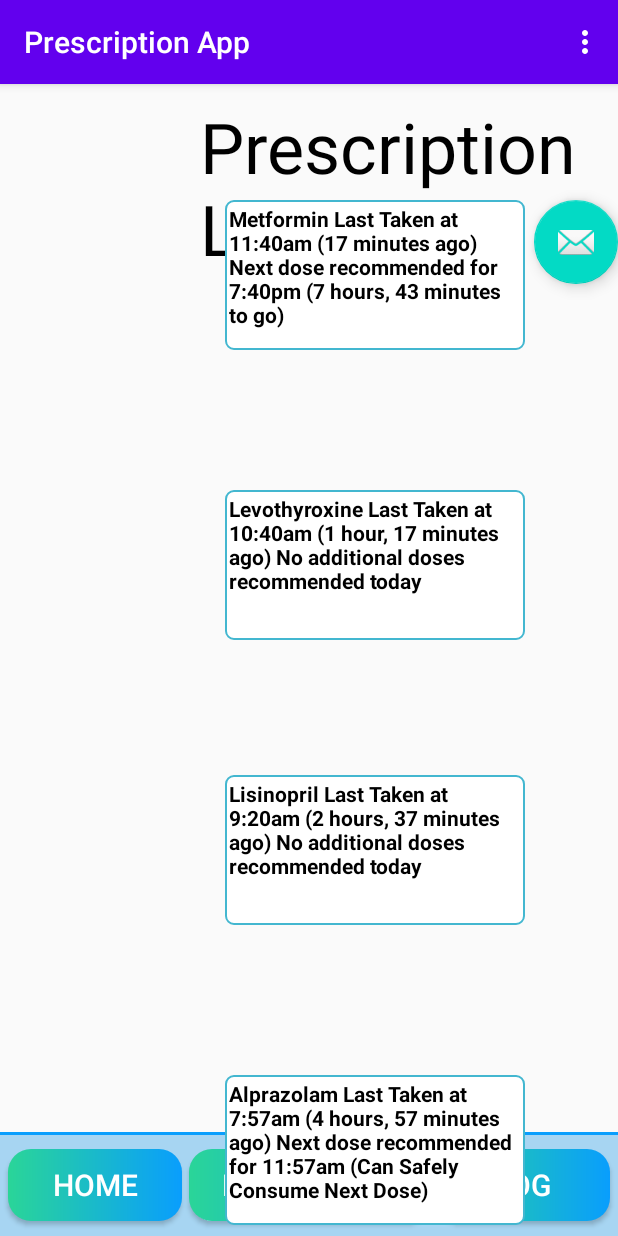
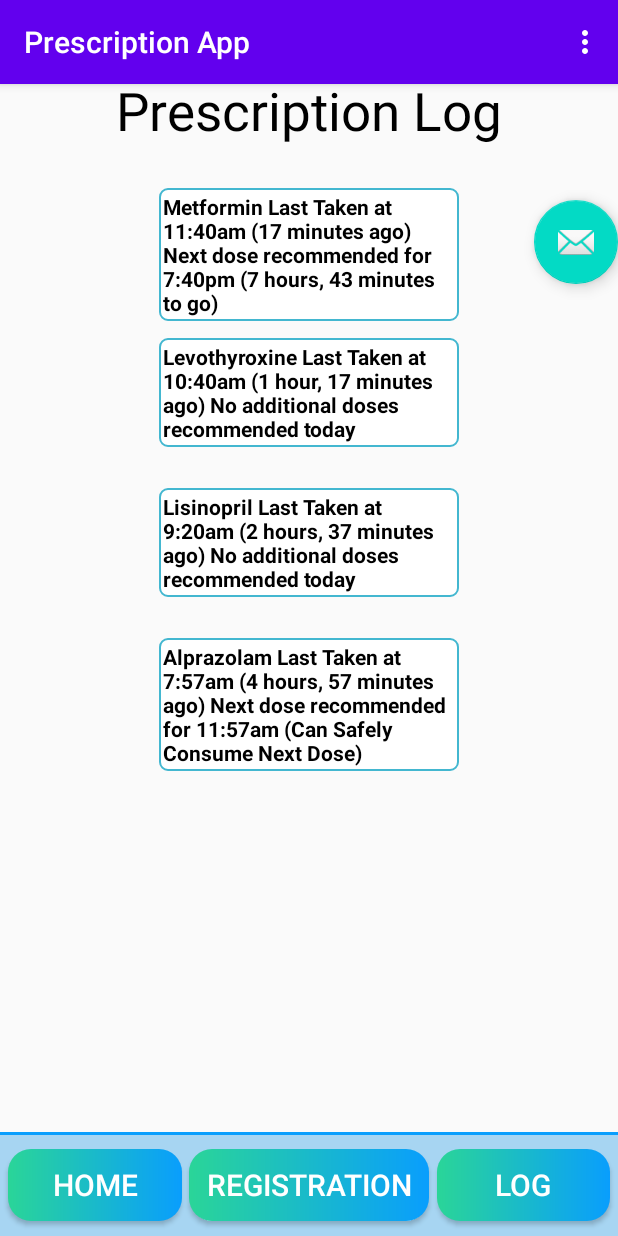
Before and after one commit to louiebalouie/EGR302-Prescription-App, an Android app: the fragment PrescriptionLogFragment placed in its activity, on a phone screen of 412 x 824 dp. Run offline under Robolectric (Android 15) with nearby library versions, the phone set to English and light mode, and no system bars; 2 statements that could not run were skipped.

Commit message:
XML Prescription Log Changes

```diff
--- a/app/src/main/java/com/example/prescriptionapp/MainActivity.java
+++ b/app/src/main/java/com/example/prescriptionapp/MainActivity.java
@@ -132,7 +132,7 @@ public class MainActivity extends AppCompatActivity {
     }
 
     public void goDrugs (View v) {
-        getSupportFragmentManager().beginTransaction().replace(R.id.container, new RegisterActivity()).commit();
+        getSupportFragmentManager().beginTransaction().replace(R.id.container, new RegisterFragment()).commit();
     }
 
     public void goPrescriptions (View v) {
--- a/app/src/main/java/com/example/prescriptionapp/RegisterActivity.java
+++ b/app/src/main/java/com/example/prescriptionapp/RegisterFragment.java
@@ -21,7 +21,7 @@ import androidx.lifecycle.ViewModelProvider;
 
 import com.example.prescriptionapp.databinding.ActivityRegistrationBinding;
 
-public class RegisterActivity extends Fragment {
+public class RegisterFragment extends Fragment {
 
     private RegistrationViewModel registrationViewModel;
     private ActivityRegistrationBinding binding;
--- a/app/src/main/res/layout/activity_registration.xml
+++ b/app/src/main/res/layout/activity_registration.xml
@@ -9,7 +9,7 @@
     android:paddingTop="@dimen/activity_vertical_margin"
     android:paddingRight="@dimen/activity_horizontal_margin"
     android:paddingBottom="@dimen/activity_vertical_margin"
-    tools:context="com.example.prescriptionapp.RegisterActivity">
+    tools:context="com.example.prescriptionapp.RegisterFragment">
 
 
 
--- a/app/src/main/res/layout/fragment_navigation.xml
+++ b/app/src/main/res/layout/fragment_navigation.xml
@@ -36,16 +36,16 @@
 
     <Button
         android:id="@+id/DrugFacts"
-            android:onClick="goDrugs"
-            android:layout_gravity="bottom|center_horizontal"
         android:layout_width="160dp"
         android:layout_height="wrap_content"
+        android:layout_gravity="bottom|center_horizontal"
         android:layout_marginBottom="10dp"
-            android:textSize="20sp"
         android:background="@drawable/custom_button"
+        android:onClick="goDrugs"
+        android:text="Registration"
         android:textColor="#FFFFFF"
 
-            android:text="Drug Facts" />
+        android:textSize="20sp" />
 
     <Button
             android:id="@+id/PrescriptionLog"
--- a/app/src/main/res/layout/fragment_prescription_log.xml
+++ b/app/src/main/res/layout/fragment_prescription_log.xml
@@ -3,66 +3,80 @@
     xmlns:tools="http://schemas.android.com/tools"
     android:layout_width="match_parent"
     android:layout_height="match_parent"
+    xmlns:app="http://schemas.android.com/apk/res-auto"
     tools:context=".PrescriptionLogFragment">
 
     <!-- TODO: Update blank fragment layout -->
     <TextView
+        android:id="@+id/title"
         android:layout_width="wrap_content"
         android:layout_height="wrap_content"
-        android:layout_marginLeft="200px"
-        android:layout_marginTop="100px"
+        android:layout_gravity="center_horizontal"
+        android:layout_marginTop="50dp"
         android:text="Prescription Log"
         android:textColor="@color/colorBlack"
-        android:textSize="70px" />
+        android:textSize="35dp"
+        app:layout_constraintEnd_toEndOf="parent"
+        app:layout_constraintStart_toStartOf="parent"
+        app:layout_constraintTop_toTopOf="parent"/>
 
     <TextView
+        android:id="@+id/drug1"
         android:layout_width="200dp"
-        android:layout_height="100dp"
-        android:layout_marginLeft="225px"
-        android:layout_marginTop="200px"
+        android:layout_height="wrap_content"
+        android:layout_gravity="center_horizontal"
+        android:layout_marginTop="125dp"
         android:background="@drawable/back"
         android:text="@string/Metformin"
         android:textColor="@color/colorBlack"
         android:textStyle="bold"
+        app:layout_constraintEnd_toEndOf="parent"
+        app:layout_constraintStart_toStartOf="parent"
+        app:layout_constraintTop_toTopOf="@+id/title"
         />
 
     <TextView
+        android:id="@+id/drug2"
         android:layout_width="200dp"
-        android:layout_height="100dp"
-        android:layout_marginLeft="225px"
-        android:layout_marginTop="490px"
+        android:layout_height="wrap_content"
+        app:layout_constraintEnd_toEndOf="parent"
+        app:layout_constraintStart_toStartOf="parent"
+        app:layout_constraintTop_toTopOf="@+id/drug1"
+        android:layout_marginTop="225dp"
         android:background="@drawable/back"
         android:text="@string/Levothyroxine"
         android:textColor="@color/colorBlack"
         android:textStyle="bold"
-        />
+        android:layout_gravity="center_horizontal"/>
 
     <TextView
+        android:id="@+id/drug3"
         android:layout_width="200dp"
-        android:layout_height="100dp"
-        android:layout_marginLeft="225px"
-        android:layout_marginTop="775px"
+        android:layout_height="wrap_content"
+        android:layout_gravity="center_horizontal"
+        android:layout_marginTop="325dp"
         android:background="@drawable/back"
         android:text="@string/Lisinopril"
         android:textColor="@color/colorBlack"
         android:textStyle="bold"
+        app:layout_constraintEnd_toEndOf="parent"
+        app:layout_constraintStart_toStartOf="parent"
+        app:layout_constraintTop_toTopOf="@+id/drug2"
         />
 
     <TextView
+        android:id="@+id/drug4"
         android:layout_width="200dp"
-        android:layout_height="100dp"
-        android:layout_marginLeft="225px"
-        android:layout_marginTop="1075px"
+        android:layout_height="wrap_content"
+        android:layout_gravity="center_horizontal"
+        android:layout_marginTop="425dp"
         android:background="@drawable/back"
         android:text="@string/Alprazolam"
         android:textColor="@color/colorBlack"
         android:textStyle="bold"
+        app:layout_constraintEnd_toEndOf="parent"
+        app:layout_constraintStart_toStartOf="parent"
+        app:layout_constraintTop_toTopOf="@+id/drug3"
         />
-        android:layout_width="match_parent"
-        android:layout_height="match_parent"
-            android:textSize="18sp"
-
-            android:layout_marginTop="300dp"
-        android:text="Scanned Prescriptions will be saved here" />
 
 </FrameLayout>
```
Also changed, not shown: app/src/main/java/com/example/prescriptionapp/LoginActivity.java (+161 -162 lines). Lines whose indentation alone changed are shown as unchanged.
